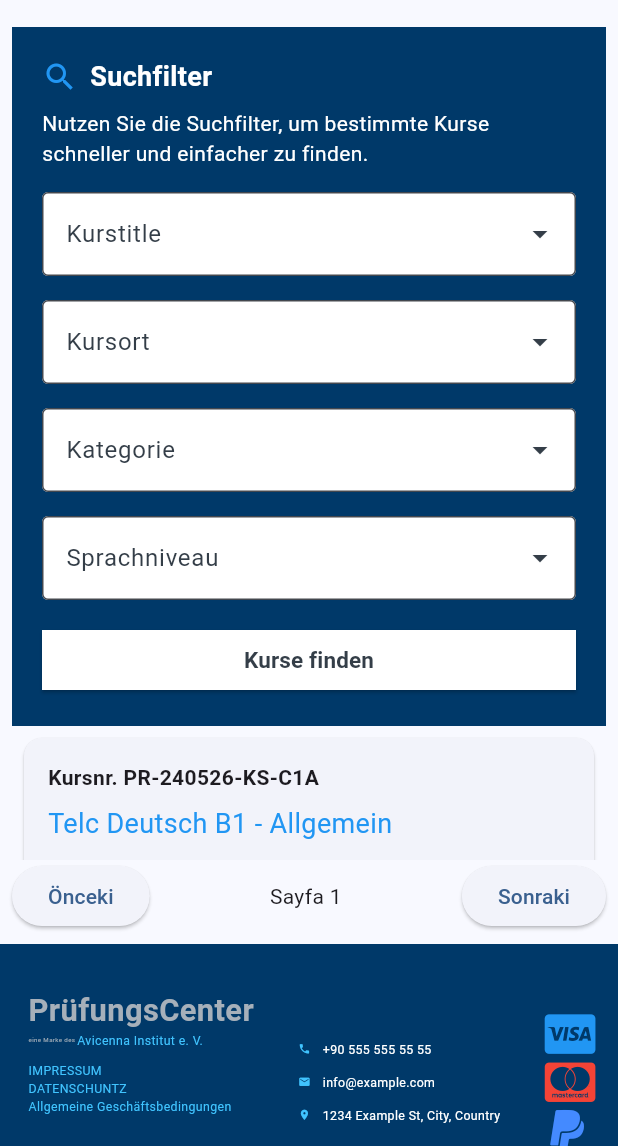
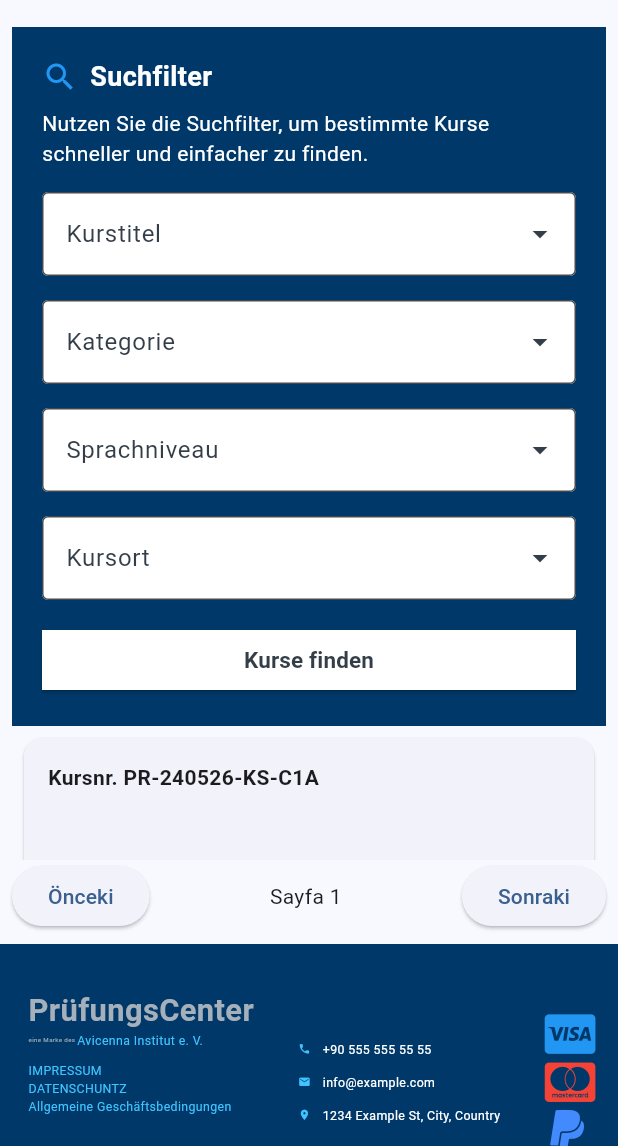
Before and after one commit to muhammetsalihaslan/TextCenterProject, a Flutter app: the ExamChoosePage screen opened directly, after a tap on "Kurse finden", on a phone screen of 412 x 824 dp, the part 90-1236 px from its top. Run offline on Flutter 3.47's test engine with Material 3 defaults, Android fonts, the phone set to English and light mode, and no system bars; our stand-ins replace font_awesome_flutter, google_fonts.

Commit message:
searchfilter

```diff
--- a/textproject/lib/widgets/course_all.dart
+++ b/textproject/lib/widgets/course_all.dart
@@ -31,6 +31,10 @@ class CourseAllState extends State<CourseAll> {
     setState(() {
       kurstitles = [
         'Telc Deutsch',
+        'Telc English',
+        'Telc Turkish',
+        'Telc French',
+        'Telc Arabic',
       ];
       kursorts = [
         'Frankfurt am Main',
@@ -63,7 +67,7 @@ class CourseAllState extends State<CourseAll> {
       courses = [
         {
           "#": "PR-240526-KS-C1A",
-          "Kurstitle": "Telc Deutsch B1 - Allgemein",
+          "Kurstitle": "Telc Deutsch",
           "Status": "✓",
           "Kategorie": "PR - Prüfungen",
           "Kursort": "Kassel",
@@ -92,9 +96,9 @@ class CourseAllState extends State<CourseAll> {
   void onFilterChanged(Map<String, String?> filter) {
     setState(() {
       filteredCourses = courses.where((course) {
-        final kurstitleMatch = filter['Kurstitle'] == null ||
-            filter['Kurstitle']!.isEmpty ||
-            course['Kurstitle'].contains(filter['Kurstitle']!);
+        final kurstitleMatch = filter['Kurstitel'] == null ||
+            filter['Kurstitel']!.isEmpty ||
+            course['Kurstitel'].contains(filter['Kurstitel']!);
         final kursortMatch = filter['Kursort'] == null ||
             filter['Kursort']!.isEmpty ||
             course['Kursort'] == filter['Kursort'];
--- a/textproject/lib/widgets/course_list.dart
+++ b/textproject/lib/widgets/course_list.dart
@@ -51,8 +51,8 @@ class CourseListState extends State<CourseList> {
                     scrollDirection: Axis.horizontal,
                     child: DataTable(
                       columns: const [
-                        DataColumn(label: Text('#')),
-                        DataColumn(label: Text('Kurstitle')),
+                        DataColumn(label: Text('KursID')),
+                        DataColumn(label: Text('Kurstitel')),
                         DataColumn(label: Text('Status')),
                         DataColumn(label: Text('Kategorie')),
                         DataColumn(label: Text('Kursort')),
@@ -66,7 +66,7 @@ class CourseListState extends State<CourseList> {
                         return DataRow(
                           cells: [
                             DataCell(Text(course['#'] ?? '')),
-                            DataCell(Text(course['Kurstitle'] ?? '')),
+                            DataCell(Text(course['Kurstitel'] ?? '')),
                             DataCell(Text(course['Status'] ?? '')),
                             DataCell(Text(course['Kategorie'] ?? '')),
                             DataCell(Text(course['Kursort'] ?? '')),
@@ -108,7 +108,7 @@ class CourseListState extends State<CourseList> {
                                   style: const TextStyle(
                                       fontWeight: FontWeight.bold)),
                               const SizedBox(height: 8.0),
-                              Text(course['Kurstitle'] ?? '',
+                              Text(course['Kurstitel'] ?? '',
                                   style: const TextStyle(
                                       fontSize: 18.0, color: Colors.blue)),
                               const SizedBox(height: 8.0),
--- a/textproject/lib/widgets/search_filter.dart
+++ b/textproject/lib/widgets/search_filter.dart
@@ -62,17 +62,17 @@ class _SearchFilterState extends State<SearchFilter> {
                     children: [
                       Expanded(
                           child:
-                              _buildDropdown('Kurstitle', widget.kurstitles)),
+                              _buildDropdown('Kurstitel', widget.kurstitles)),
                       const SizedBox(width: 16),
                       Expanded(
-                          child: _buildDropdown("Kursort", widget.kursorts)),
+                          child: _buildDropdown("Kategorie", widget.kursorts)),
                     ],
                   )
                 : Column(
                     children: [
-                      _buildDropdown('Kurstitle', widget.kurstitles),
+                      _buildDropdown('Kurstitel', widget.kurstitles),
                       const SizedBox(height: 16),
-                      _buildDropdown('Kursort', widget.kursorts),
+                      _buildDropdown('Kategorie', widget.kursorts),
                     ],
                   ),
             const SizedBox(height: 16),
@@ -81,19 +81,19 @@ class _SearchFilterState extends State<SearchFilter> {
                     mainAxisAlignment: MainAxisAlignment.spaceBetween,
                     children: [
                       Expanded(
-                          child:
-                              _buildDropdown('Kategorie', widget.kategorien)),
+                          child: _buildDropdown(
+                              'Sprachniveau', widget.kategorien)),
                       const SizedBox(width: 16),
                       Expanded(
-                          child: _buildDropdown(
-                              'Sprachniveau', widget.sprachniveaus)),
+                          child:
+                              _buildDropdown('Kursort', widget.sprachniveaus)),
                     ],
                   )
                 : Column(
                     children: [
-                      _buildDropdown('Kategorie', widget.kategorien),
+                      _buildDropdown('Sprachniveau', widget.kategorien),
                       const SizedBox(height: 16),
-                      _buildDropdown('Sprachniveau', widget.sprachniveaus),
+                      _buildDropdown('Kursort', widget.sprachniveaus),
                     ],
                   ),
             const SizedBox(height: 16),
@@ -104,7 +104,7 @@ class _SearchFilterState extends State<SearchFilter> {
                 child: ElevatedButton(
                   onPressed: () {
                     widget.onFilterChanged({
-                      'Kurstitle': _kurstitleController,
+                      'Kurstitel': _kurstitleController,
                       'Kursort': _selectedKursort,
                       'Kategorie': _selectedKategorie,
                       'Sprachniveau': _selectedSprachniveau,
@@ -156,7 +156,7 @@ class _SearchFilterState extends State<SearchFilter> {
       onChanged: (value) {
         setState(() {
           switch (label) {
-            case 'Kurstitle':
+            case 'Kurstitel':
               _kurstitleController = value;
               break;
             case 'Kursort':
```
